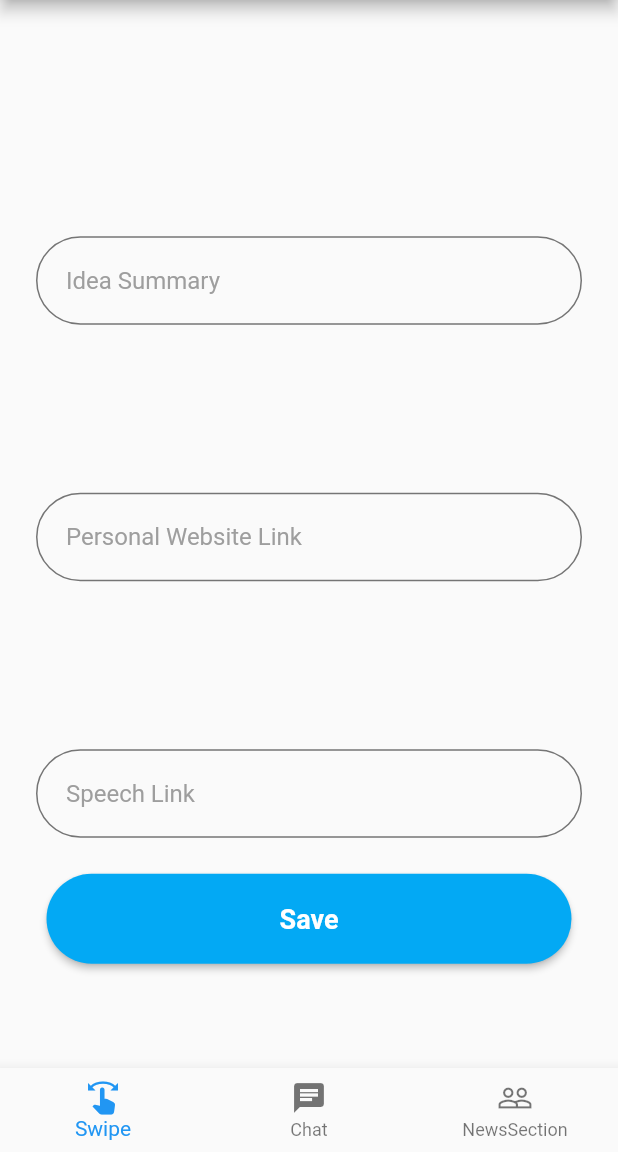
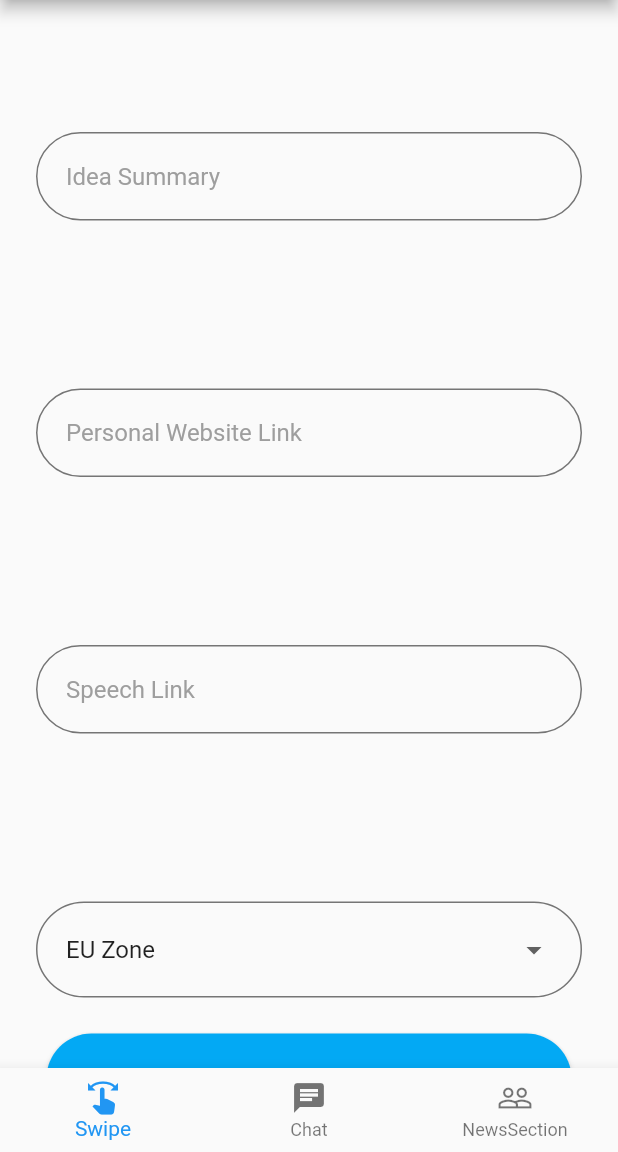
Before and after one commit to Hala-Kaisi/Fynder, a Flutter app: the InvestorProfileScreen screen opened directly with empty values, on a phone screen of 412 x 824 dp, the part 84-1236 px from its top. Run offline on Flutter 3.47's test engine with Material 2 defaults, Android fonts, the phone set to English and light mode, and no system bars; our stand-ins replace cloud_firestore, emoji_picker_flutter, firebase_auth, firebase_core, firebase_storage, flutter_keyboard_visibility and 1 more; missing offline and left inert: swipable_stack; accounts and stored records are empty.

Commit message:
location is added into profile screens

```diff
--- a/lib/screens/investor_profile_screen.dart
+++ b/lib/screens/investor_profile_screen.dart
@@ -22,6 +22,18 @@ class _InvestorProfileScreenState extends State<InvestorProfileScreen> {
   late String? description;
   late String? personalWebsiteLink;
   late String? videoLink;
+  late String? location;
+
+  String locationValue = 'EU Zone';
+
+  var locationList = [
+    "EU Zone",
+    "Middle East",
+    "Asia",
+    "USA",
+    "North Africa",
+    "Canada"
+  ];
 
   @override
   void initState() {
@@ -53,6 +65,7 @@ class _InvestorProfileScreenState extends State<InvestorProfileScreen> {
                 description = investor?.description;
                 personalWebsiteLink = investor?.personalLink;
                 videoLink = investor?.videoLink;
+                location = investor?.location;
                 return Column(
                   children: [
                     Padding(
@@ -89,6 +102,43 @@ class _InvestorProfileScreenState extends State<InvestorProfileScreen> {
                         decoration: InputDecoration(hintText: 'Speech Link'),
                       ),
                     ),
+                    Padding(
+                      padding: const EdgeInsets.all(24.0),
+                      child: Text('$location'),
+                    ),
+                    Padding(
+                      padding: const EdgeInsets.all(24.0),
+                      child: FormField<String>(
+                        builder: (FormFieldState<String> state) {
+                          return InputDecorator(
+                            decoration: InputDecoration(
+                                errorStyle: TextStyle(
+                                    color: Colors.redAccent, fontSize: 16.0),
+                                border: OutlineInputBorder(
+                                    borderRadius: BorderRadius.circular(5.0))),
+                            isEmpty: locationValue == '',
+                            child: DropdownButtonHideUnderline(
+                              child: DropdownButton<String>(
+                                value: locationValue,
+                                isDense: true,
+                                onChanged: (String? newValue) {
+                                  setState(() {
+                                    locationValue = newValue!;
+                                    state.didChange(newValue);
+                                  });
+                                },
+                                items: locationList.map((String value) {
+                                  return DropdownMenuItem<String>(
+                                    value: value,
+                                    child: Text(value),
+                                  );
+                                }).toList(),
+                              ),
+                            ),
+                          );
+                        },
+                      ),
+                    ),
                     ElevatedButton(
                       child: Text(
                         'Save',
```
Also changed, not shown: lib/screens/startup_profile_screen.dart (+51 -2 lines).
